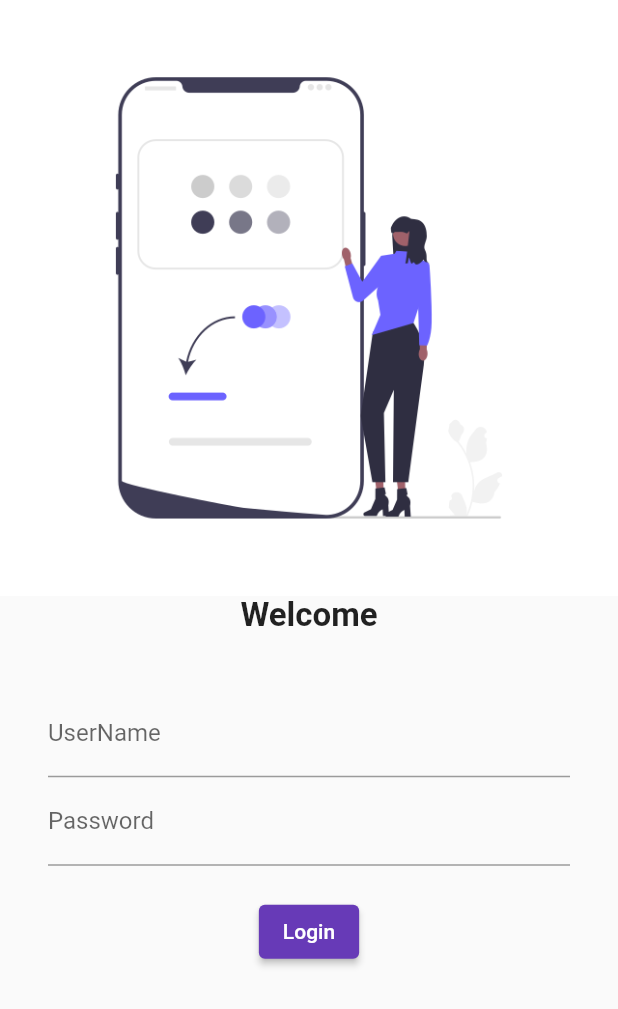
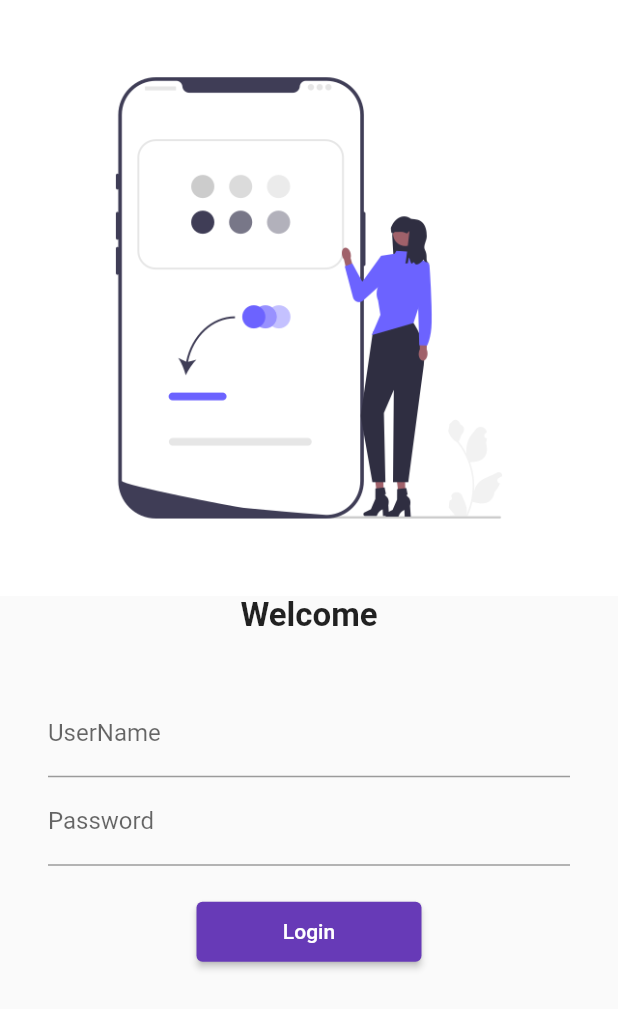
Before and after one commit to dksahani2002/FlutterLearning, a Flutter app: the screen it shows after launch, on a phone screen of 412 x 824 dp. Shown: the top 1009 px of the screen. Run offline on Flutter 3.47's test engine with Material 2 defaults, Android fonts, the phone set to English and light mode, and no system bars.

Commit message:
day5 commit

```diff
--- a/lib/main.dart
+++ b/lib/main.dart
@@ -2,6 +2,7 @@ import 'package:flutter/material.dart';
 import 'package:learningapp/pages/home_page.dart';
 import 'pages/home_page.dart';
 import 'pages/login_page.dart';
+import '../utils/routes.dart';
 
 void main() {
   runApp(MyApp());
@@ -20,10 +21,11 @@ class MyApp extends StatelessWidget {
       darkTheme: ThemeData(
         brightness: Brightness.dark,
       ),
-      initialRoute: "/",
+      // initialRoute: "/",
       routes: {
         "/": (context) => LoginPage(),
-        "/login": (context) => HomePage(),
+        MyRoutes.homeRoute: (context) => HomePage(),
+        MyRoutes.loginRoute: (context) => LoginPage(),
       },
     );
   }
--- a/lib/pages/login_page.dart
+++ b/lib/pages/login_page.dart
@@ -1,6 +1,13 @@
 import 'package:flutter/material.dart';
+import '../utils/routes.dart';
+import 'package:flutter/src/widgets/navigator.dart';
 
-class LoginPage extends StatelessWidget {
+class LoginPage extends StatefulWidget {
+  @override
+  State<LoginPage> createState() => _LoginPageState();
+}
+
+class _LoginPageState extends State<LoginPage> {
   @override
   Widget build(BuildContext context) {
     return Material(
@@ -43,10 +50,12 @@ class LoginPage extends StatelessWidget {
                 // child: Text("check"),
               ),
               ElevatedButton(
-                  onPressed: () {
-                    print("Hi Durgeshwar");
-                  },
-                  child: Text("Login"))
+                child: Text("Login"),
+                style: TextButton.styleFrom(minimumSize: Size(150, 40)),
+                onPressed: () {
+                  Navigator.pushNamed(context, MyRoutes.homeRoute);
+                },
+              ),
             ],
           ),
         )
--- /dev/null
+++ b/lib/utils/routes.dart
@@ -0,0 +1,4 @@
+class MyRoutes {
+  static String loginRoute = '/login';
+  static String homeRoute = '/home';
+}
```
